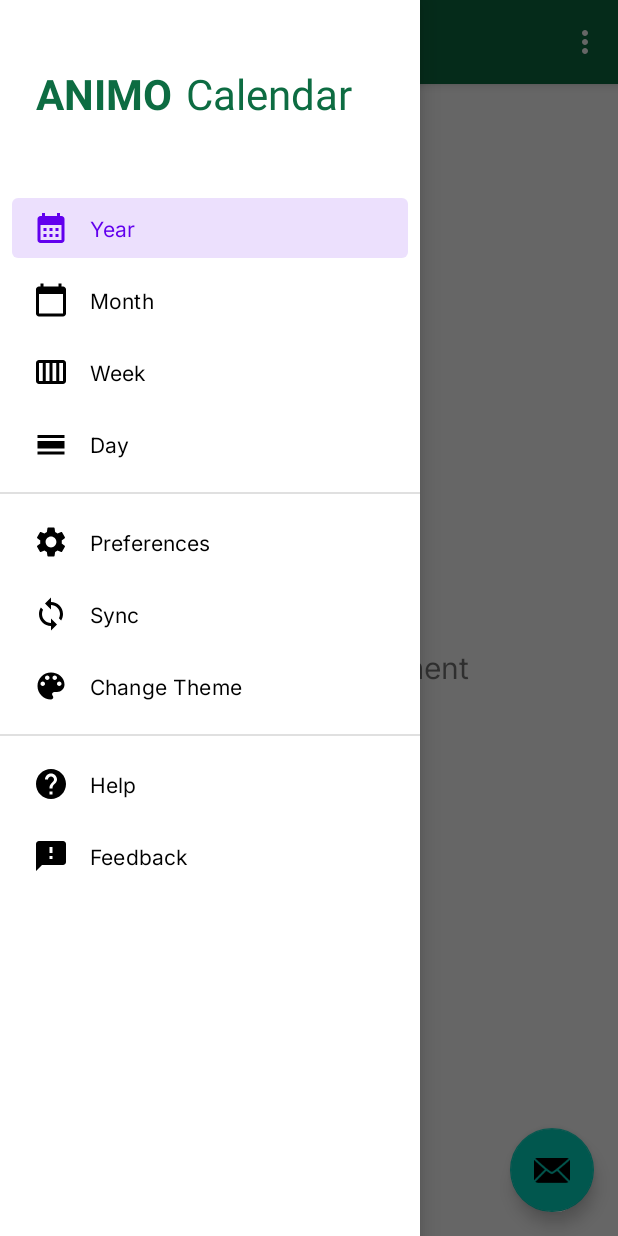
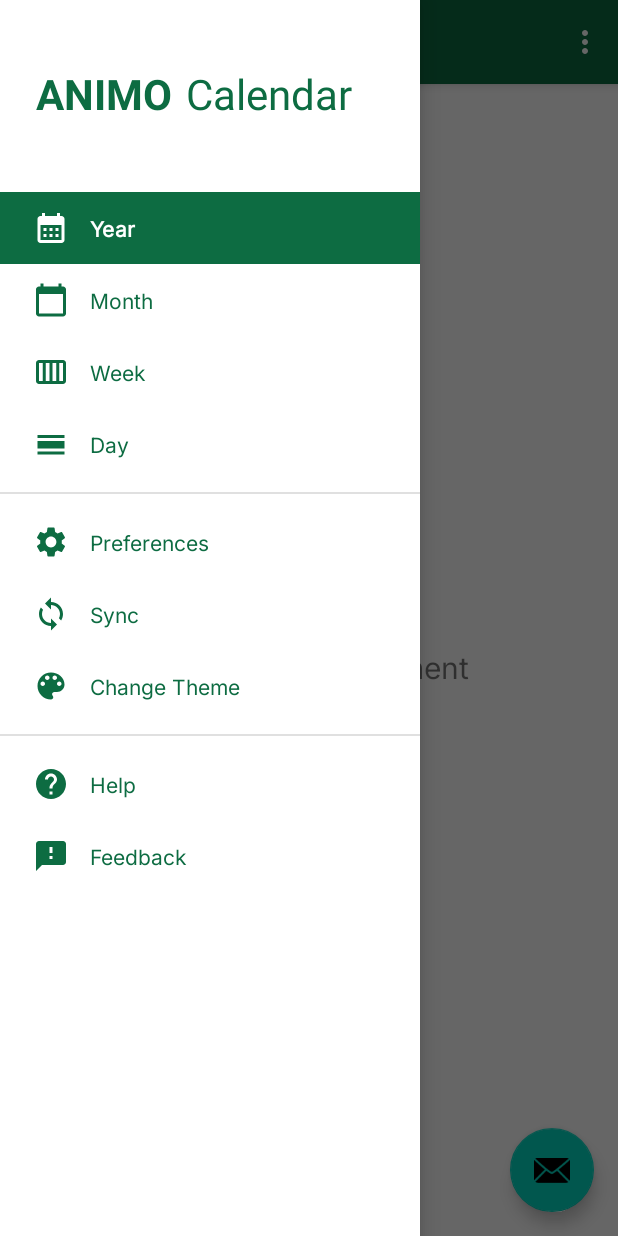
Before and after one commit to shaisan1109/AnimoCalendar, an Android app: the screen it shows after launch (MainActivity), with the side drawer open, on a phone screen of 412 x 824 dp. Run offline under Robolectric (Android 15) with nearby library versions, the phone set to English and light mode, and no system bars; our stand-ins replace navigation-ui; Roboto replaces fonts that are not available here.

Commit message:
Changed item checked style for navigation view

```diff
--- /dev/null
+++ b/app/src/main/res/drawable/drawer_item.xml
@@ -0,0 +1,5 @@
+<?xml version="1.0" encoding="utf-8"?>
+<selector xmlns:android="http://schemas.android.com/apk/res/android">
+    <item android:color="@color/light_txt" android:state_checked="true" />
+    <item android:color="@color/light_accent_txt" />
+</selector>
--- /dev/null
+++ b/app/src/main/res/drawable/drawer_selected_item.xml
@@ -0,0 +1,5 @@
+<?xml version="1.0" encoding="utf-8"?>
+<selector xmlns:android="http://schemas.android.com/apk/res/android">
+    <item android:state_checked="true" android:drawable="@color/light_accent"/>
+    <item android:drawable="@android:color/transparent" />
+</selector>
--- a/app/src/main/res/layout/activity_main.xml
+++ b/app/src/main/res/layout/activity_main.xml
@@ -24,5 +24,9 @@
         android:layout_gravity="start"
         android:fitsSystemWindows="true"
         app:headerLayout="@layout/nav_header_main"
-        app:menu="@menu/activity_main_drawer" />
+        app:itemIconTint="@drawable/drawer_item"
+        app:itemTextAppearance="@font/inter"
+        app:itemTextColor="@drawable/drawer_item"
+        app:menu="@menu/activity_main_drawer"
+        app:itemBackground="@drawable/drawer_selected_item" />
 </androidx.drawerlayout.widget.DrawerLayout>
--- a/app/src/main/res/menu/activity_main_drawer.xml
+++ b/app/src/main/res/menu/activity_main_drawer.xml
@@ -26,7 +26,8 @@
     <group
         android:id="@+id/group_settings"
         android:layout_width="match_parent"
-        android:layout_height="match_parent" >
+        android:layout_height="match_parent"
+        android:checkableBehavior="single">
         <item
             android:id="@+id/nav_preferences"
             android:icon="@drawable/baseline_settings_24"
@@ -43,7 +44,8 @@
     <group
         android:id="@+id/group_other"
         android:layout_width="match_parent"
-        android:layout_height="match_parent" >
+        android:layout_height="match_parent"
+        android:checkableBehavior="single">
         <item
             android:id="@+id/nav_help"
             android:icon="@drawable/baseline_help_24"
```
